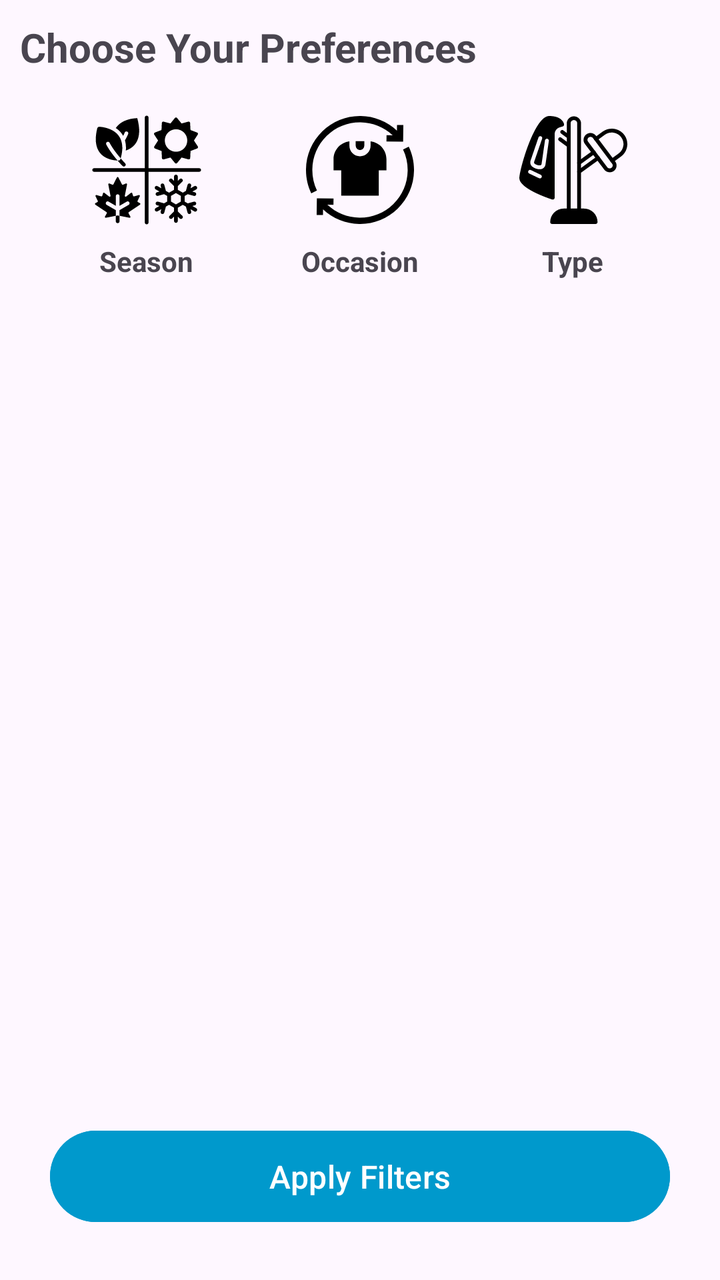
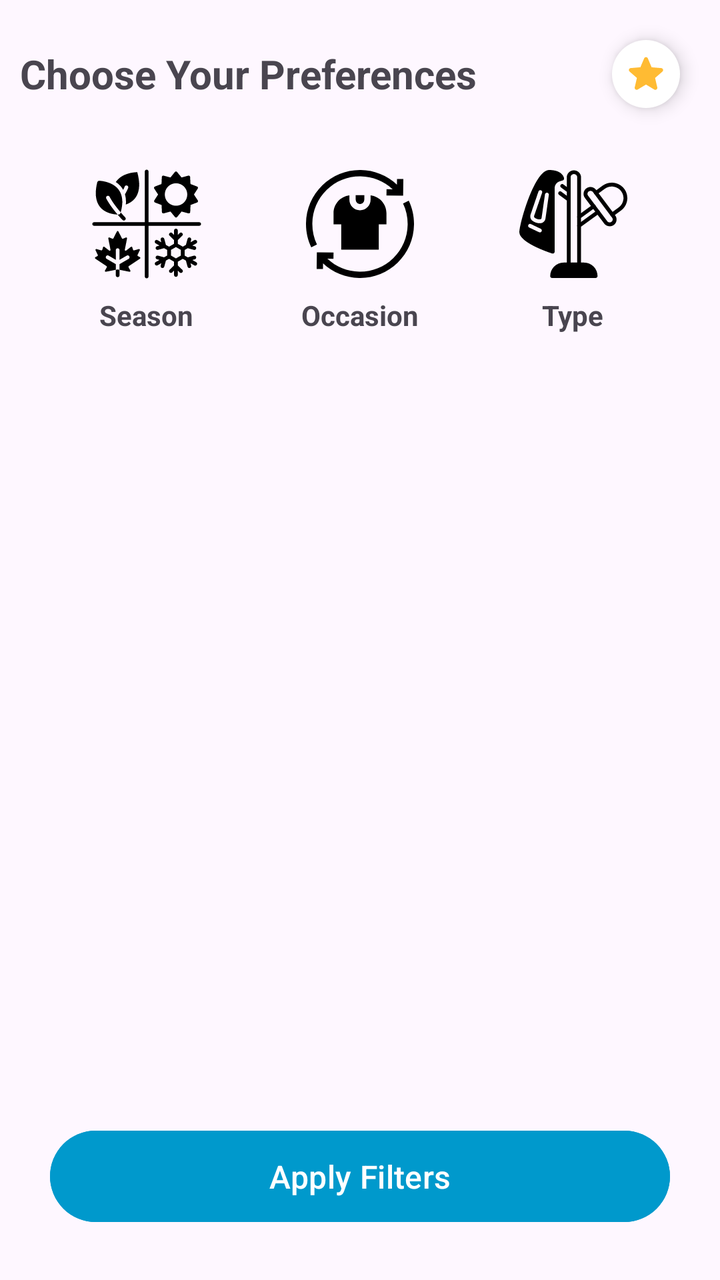

Before-and-after screenshots of an Android layout around one commit, followed by the original layout XML and the change that was made.
<!-- AndroidManifest.xml: application theme Theme.StyleWIZ_vol2 -->
<!-- res/layout/fragment_suggestions.xml -->
<LinearLayout xmlns:android="http://schemas.android.com/apk/res/android"
    android:layout_width="match_parent"
    android:layout_height="match_parent"
    xmlns:app="http://schemas.android.com/apk/res-auto"
    android:orientation="vertical"
    android:padding="10dp">


    <LinearLayout
        android:layout_width="match_parent"
        android:layout_height="0dp"
        android:layout_weight="1"
        android:orientation="vertical">

        <TextView
            android:layout_width="wrap_content"
            android:layout_height="wrap_content"
            android:text="Choose Your Preferences"
            android:textSize="20sp"
            android:textStyle="bold"/>

        <LinearLayout
            android:layout_width="match_parent"
            android:layout_height="wrap_content"
            android:layout_margin="10dp"
            android:orientation="horizontal">

            <LinearLayout
                android:id="@+id/optionSeason"
                android:layout_width="0dp"
                android:layout_height="wrap_content"
                android:layout_weight="1"
                android:orientation="vertical"
                android:gravity="center"
                android:padding="8dp">

                <ImageView
                    android:id="@+id/imgSeason"
                    android:layout_width="60dp"
                    android:layout_height="60dp"
                    android:src="@drawable/seasons_svg"
                    android:scaleType="centerCrop" />

                <TextView
                    android:layout_width="wrap_content"
                    android:layout_height="wrap_content"
                    android:text="Season"
                    android:textSize="14sp"
                    android:textStyle="bold"
                    android:paddingTop="6dp"/>
            </LinearLayout>

            <LinearLayout
                android:id="@+id/optionOccasion"
                android:layout_width="0dp"
                android:layout_height="wrap_content"
                android:layout_weight="1"
                android:orientation="vertical"
                android:gravity="center"
                android:padding="8dp">

                <ImageView
                    android:id="@+id/imgOccasion"
                    android:padding="3dp"
                    android:layout_width="60dp"
                    android:layout_height="60dp"
                    android:src="@drawable/occasion_svg"
                    android:scaleType="centerCrop" />

                <TextView
                    android:layout_width="wrap_content"
                    android:layout_height="wrap_content"
                    android:text="Occasion"
                    android:textSize="14sp"
                    android:textStyle="bold"
                    android:paddingTop="6dp"/>
            </LinearLayout>

            <LinearLayout
                android:id="@+id/optionType"
                android:layout_width="0dp"
                android:layout_height="wrap_content"
                android:layout_weight="1"
                android:gravity="center"
                android:orientation="vertical"
                android:padding="8dp">

                <ImageView
                    android:id="@+id/imgType"
                    android:padding="3dp"
                    android:layout_width="60dp"
                    android:layout_height="60dp"
                    android:scaleType="centerCrop"
                    android:src="@drawable/type_svg" />

                <TextView
                    android:layout_width="wrap_content"
                    android:layout_height="wrap_content"
                    android:paddingTop="6dp"
                    android:text="Type"
                    android:textSize="14sp"
                    android:textStyle="bold" />
            </LinearLayout>
        </LinearLayout>

        <FrameLayout
            android:id="@+id/contentContainer"
            android:layout_width="match_parent"
            android:layout_height="0dp"
            android:layout_weight="1"
            android:layout_margin="10dp"/>

        <Button
            android:id="@+id/btnApplyFilters"
            android:layout_width="match_parent"
            android:layout_height="wrap_content"
            android:text="Apply Filters"
            android:textSize="16sp"
            android:backgroundTint="@android:color/holo_blue_dark"
            android:textColor="@android:color/white"
            android:padding="12dp"
            android:layout_margin="15dp"/>
    </LinearLayout>




    
    <LinearLayout
        android:id="@+id/overlayCarouselContainer"
        android:layout_width="match_parent"
        android:layout_height="match_parent"
        android:orientation="vertical"
        android:background="#CCFFFFFF"
        android:visibility="gone"
        android:padding="16dp">

        <LinearLayout
            android:layout_width="match_parent"
            android:layout_height="wrap_content"
            android:orientation="horizontal"
            android:gravity="center_vertical"
            android:paddingBottom="8dp">

            <TextView
                android:id="@+id/tvTitle"
                android:layout_width="0dp"
                android:layout_height="wrap_content"
                android:layout_weight="1"
                android:text="Suggested Outfits"
                android:textSize="20sp"
                android:textStyle="bold"
                android:textColor="#000000" />

            <ImageView
                android:layout_width="wrap_content"
                android:layout_height="wrap_content"
                android:id="@+id/closeSuggestions"
                android:layout_margin="10dp"
                android:elevation="5dp"
                android:padding="5dp"
                android:layout_gravity="center"
                android:background="@drawable/circle_shape"
                android:src="@drawable/round_clear_24"
                app:tint="@color/red"/>
        </LinearLayout>

        <androidx.recyclerview.widget.RecyclerView
            android:id="@+id/suggestionsRecycler"
            android:layout_width="match_parent"
            android:layout_height="wrap_content"
            android:layout_marginTop="12dp"
            android:clipToPadding="false" />

        <TextView
            android:id="@+id/noSuggestionsText"
            android:layout_width="match_parent"
            android:layout_height="wrap_content"

            android:text="Not enough items to fulfill the requirements. Please add more clothes or change your preferences."
            android:textAppearance="?attr/textAppearanceBody1"
            android:textColor="@android:color/darker_gray"
            android:gravity="center"
            android:visibility="gone"
            android:padding="16dp"
            android:layout_marginTop="100dp"/>
    </LinearLayout>
</LinearLayout>
<!-- resources referenced by this layout -->
<resources>
  <color name="red">#FF0000</color>
  <!-- drawable circle_shape (drawable) -->
  <?xml version="1.0" encoding="utf-8"?>
  <shape xmlns:android="http://schemas.android.com/apk/res/android">
      <solid android:color="#FFFFFF" /> 
      <corners android:radius="50dp" /> 
  </shape>
  <!-- drawable round_clear_24 (drawable) -->
  <vector android:height="24dp" android:tint="#000000"
      android:viewportHeight="24" android:viewportWidth="24"
      android:width="24dp" xmlns:android="http://schemas.android.com/apk/res/android">
      <path android:fillColor="@android:color/white" android:pathData="M18.3,5.71c-0.39,-0.39 -1.02,-0.39 -1.41,0L12,10.59 7.11,5.7c-0.39,-0.39 -1.02,-0.39 -1.41,0 -0.39,0.39 -0.39,1.02 0,1.41L10.59,12 5.7,16.89c-0.39,0.39 -0.39,1.02 0,1.41 0.39,0.39 1.02,0.39 1.41,0L12,13.41l4.89,4.89c0.39,0.39 1.02,0.39 1.41,0 0.39,-0.39 0.39,-1.02 0,-1.41L13.41,12l4.89,-4.89c0.38,-0.38 0.38,-1.02 0,-1.4z"/>
  </vector>
  <style name="Theme.StyleWIZ_vol2" parent="Base.Theme.StyleWIZ_vol2" />
  <style name="Base.Theme.StyleWIZ_vol2" parent="Theme.Material3.DayNight.NoActionBar">
          
          
      </style>
  <!-- unchanged entries left out for length: 3 -->
</resources>

<!-- the commit's change to res/layout/fragment_suggestions.xml (unified diff, before → after) -->
@@ -12,12 +12,32 @@
         android:layout_weight="1"
         android:orientation="vertical">
 
-        <TextView
-            android:layout_width="wrap_content"
-            android:layout_height="wrap_content"
-            android:text="Choose Your Preferences"
-            android:textSize="20sp"
-            android:textStyle="bold"/>
+        <LinearLayout
+            android:layout_width="match_parent"
+            android:layout_height="wrap_content"
+            android:orientation="horizontal"
+            android:gravity="center_vertical">
+            <TextView
+                android:layout_width="0dp"
+                android:layout_height="wrap_content"
+                android:layout_weight="1"
+                android:text="Choose Your Preferences"
+                android:textSize="20sp"
+                android:textStyle="bold"/>
+
+            <ImageView
+                android:layout_width="wrap_content"
+                android:layout_height="wrap_content"
+                android:id="@+id/favSuggestions"
+                android:layout_margin="10dp"
+                android:elevation="5dp"
+                android:padding="5dp"
+                android:layout_gravity="center"
+                android:background="@drawable/circle_shape"
+                android:src="@drawable/round_star_24"
+                app:tint="@android:color/holo_orange_light"/>
+
+        </LinearLayout>
 
         <LinearLayout
             android:layout_width="match_parent"
@@ -131,9 +151,9 @@
         android:layout_width="match_parent"
         android:layout_height="match_parent"
         android:orientation="vertical"
-        android:background="#CCFFFFFF"
+        android:background="@drawable/white_background"
         android:visibility="gone"
-        android:padding="16dp">
+        android:padding="15dp">
 
         <LinearLayout
             android:layout_width="match_parent"
<!-- resource entries referenced after the edit -->
@@ -13,7 +13,38 @@
       android:width="24dp" xmlns:android="http://schemas.android.com/apk/res/android">
       <path android:fillColor="@android:color/white" android:pathData="M18.3,5.71c-0.39,-0.39 -1.02,-0.39 -1.41,0L12,10.59 7.11,5.7c-0.39,-0.39 -1.02,-0.39 -1.41,0 -0.39,0.39 -0.39,1.02 0,1.41L10.59,12 5.7,16.89c-0.39,0.39 -0.39,1.02 0,1.41 0.39,0.39 1.02,0.39 1.41,0L12,13.41l4.89,4.89c0.39,0.39 1.02,0.39 1.41,0 0.39,-0.39 0.39,-1.02 0,-1.41L13.41,12l4.89,-4.89c0.38,-0.38 0.38,-1.02 0,-1.4z"/>
   </vector>
+  <!-- drawable round_star_24 (drawable) -->
+  <vector xmlns:android="http://schemas.android.com/apk/res/android" android:height="24dp" android:tint="#000000" android:viewportHeight="24" android:viewportWidth="24" android:width="24dp">
+        
+      <path android:fillColor="@android:color/white" android:pathData="M12,17.27l4.15,2.51c0.76,0.46 1.69,-0.22 1.49,-1.08l-1.1,-4.72l3.67,-3.18c0.67,-0.58 0.31,-1.68 -0.57,-1.75l-4.83,-0.41l-1.89,-4.46c-0.34,-0.81 -1.5,-0.81 -1.84,0L9.19,8.63L4.36,9.04c-0.88,0.07 -1.24,1.17 -0.57,1.75l3.67,3.18l-1.1,4.72c-0.2,0.86 0.73,1.54 1.49,1.08L12,17.27z"/>
+      
+  </vector>
+  <!-- drawable white_background (drawable) -->
+  <?xml version="1.0" encoding="utf-8"?>
+  <selector xmlns:android="http://schemas.android.com/apk/res/android">
+      <item>
+  
+          <shape
+              android:shape="rectangle">
+  
+              <solid
+                  android:color="@color/white"/>
+  
+              <corners
+                  android:radius="20dp"/>
+  
+              <stroke
+                  android:width="2dp"
+                  android:color="@color/blue"/>
+  
+          </shape>
+  
+      </item>
+  
+  </selector>
   <style name="Theme.StyleWIZ_vol2" parent="Base.Theme.StyleWIZ_vol2" />
+  <color name="white">#FFFFFFFF</color>
+  <color name="blue">#2196F3</color>
   <style name="Base.Theme.StyleWIZ_vol2" parent="Theme.Material3.DayNight.NoActionBar">
           
           
